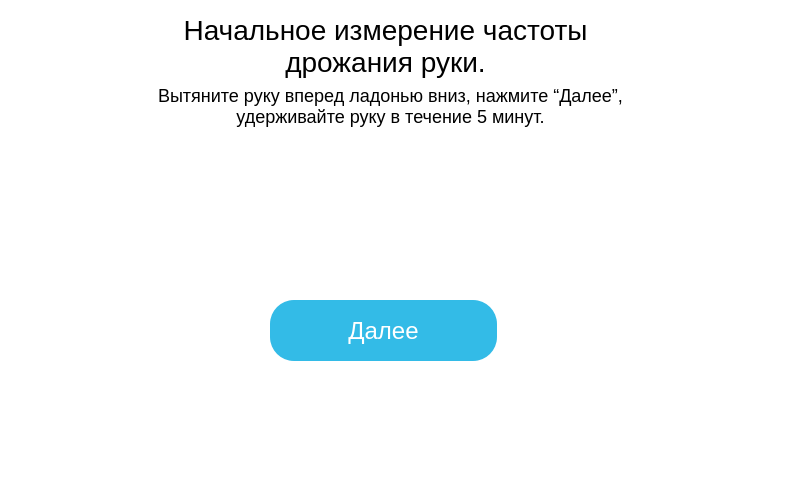
Above: gui/window-2.ui from GerrFrog/Muscular-training-apparatus before the change. Below: the same form after it.
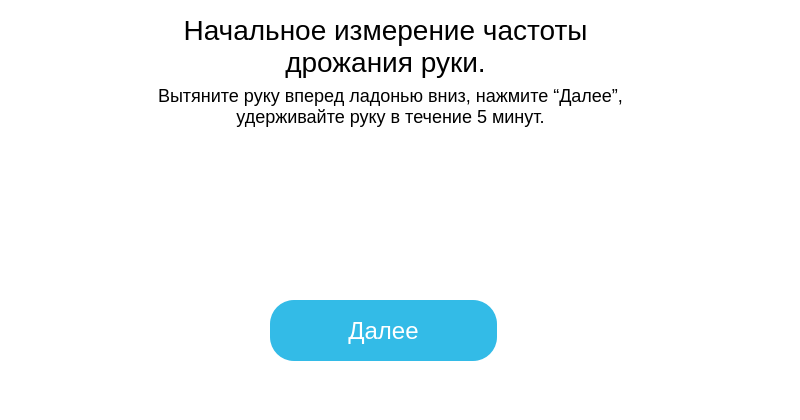
That is the form after the change. Icons and pictures are not drawn.

```diff
--- a/gui/window-2.ui
+++ b/gui/window-2.ui
@@ -7,19 +7,19 @@
     <x>0</x>
     <y>0</y>
     <width>800</width>
-    <height>480</height>
+    <height>420</height>
    </rect>
   </property>
   <property name="minimumSize">
    <size>
     <width>800</width>
-    <height>480</height>
+    <height>420</height>
    </size>
   </property>
   <property name="maximumSize">
    <size>
     <width>800</width>
-    <height>480</height>
+    <height>420</height>
    </size>
   </property>
   <property name="windowTitle">
```
